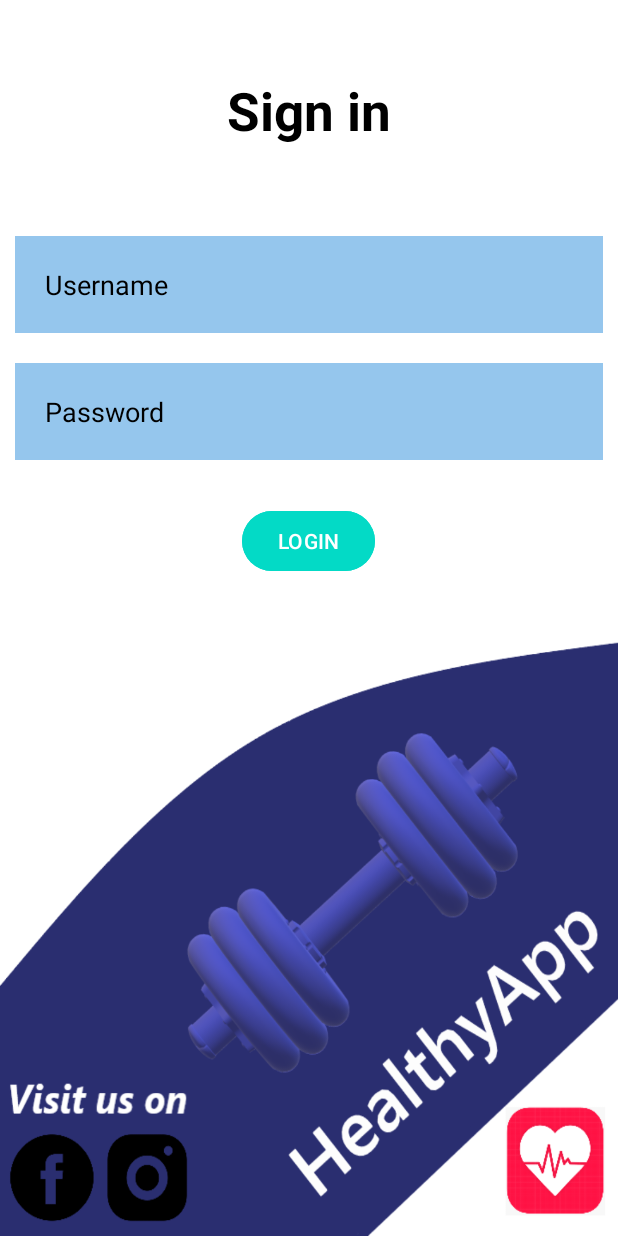
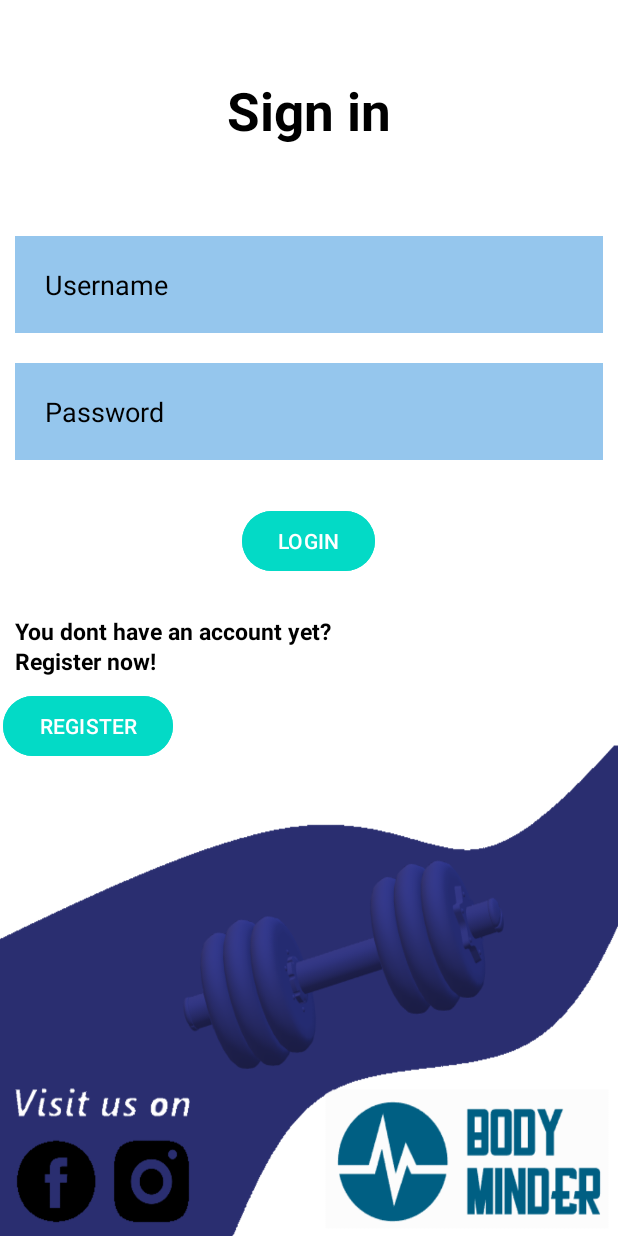
Before and after one commit to michalf1703/BodyMinderApp, an Android app: the screen it shows after launch (MainActivity), on a phone screen of 412 x 824 dp. Run offline under Robolectric (Android 15) with nearby library versions, the light colour scheme and no system bars.

Commit message:
create inital register panel

```diff
--- a/zadaniezajecia2/app/src/main/AndroidManifest.xml
+++ b/zadaniezajecia2/app/src/main/AndroidManifest.xml
@@ -12,6 +12,9 @@
         android:supportsRtl="true"
         android:theme="@style/Theme.Zadaniezajecia2"
         tools:targetApi="31">
+        <activity
+            android:name=".MainActivity4"
+            android:exported="false" />
         <activity
             android:name=".MainActivity3"
             android:exported="false" />
--- a/zadaniezajecia2/app/src/main/java/com/example/zadanie_zajecia2/MainActivity.java
+++ b/zadaniezajecia2/app/src/main/java/com/example/zadanie_zajecia2/MainActivity.java
@@ -23,6 +23,7 @@ public class MainActivity extends AppCompatActivity {
         TextView password =(TextView) findViewById(R.id.password);
 
         MaterialButton loginbtn = (MaterialButton) findViewById(R.id.loginbtn);
+        MaterialButton registerbtn = (MaterialButton) findViewById(R.id.registerbtn);
 
         //admin and admin
 
@@ -40,5 +41,13 @@ public class MainActivity extends AppCompatActivity {
                     Toast.makeText(MainActivity.this,"LOGIN FAILED !!!",Toast.LENGTH_SHORT).show();
             }
         });
-   }
-}
+
+        registerbtn.setOnClickListener(new View.OnClickListener() {
+            @Override
+            public void onClick(View v) {
+                    Intent explicitIntent = new Intent(getApplicationContext(), MainActivity4.class);
+                    startActivity(explicitIntent);
+
+        }});
+
+}}
--- a/zadaniezajecia2/app/src/main/res/layout/activity_main.xml
+++ b/zadaniezajecia2/app/src/main/res/layout/activity_main.xml
@@ -4,7 +4,7 @@
     xmlns:tools="http://schemas.android.com/tools"
     android:layout_width="match_parent"
     android:layout_height="match_parent"
-    android:background="@drawable/background"
+    android:background="@drawable/tlo1"
     tools:context=".MainActivity">
     <TextView
         android:layout_width="match_parent"
@@ -45,14 +45,56 @@
         android:inputType="textPassword"/>
 
     <com.google.android.material.button.MaterialButton
+        android:id="@+id/loginbtn"
         android:layout_width="wrap_content"
         android:layout_height="wrap_content"
-        android:id="@+id/loginbtn"
         android:layout_below="@id/password"
-        android:text="LOGIN"
+        android:layout_centerHorizontal="true"
+        android:layout_marginStart="20dp"
+        android:layout_marginTop="20dp"
+        android:layout_marginEnd="20dp"
+        android:layout_marginBottom="20dp"
         android:backgroundTint="@color/design_default_color_secondary"
-        android:layout_centerHorizontal="true"
-        android:layout_margin="20dp"
-        />
+        android:text="LOGIN" />
+
+    <TextView
+
+        android:layout_width="500dp"
+        android:layout_height="30dp"
+        android:layout_marginStart="10dp"
+        android:layout_marginTop="410dp"
+        android:gravity="left"
+        android:text="You dont have an account yet?"
+        android:textColor="@color/black"
+        android:textSize="15dp"
+        android:textStyle="bold"
+        tools:ignore="TextSizeCheck" />
+    <TextView
+        android:id="@+id/text1"
+        android:layout_width="500dp"
+        android:layout_height="30dp"
+        android:layout_marginStart="10dp"
+        android:layout_marginTop="430dp"
+        android:gravity="left"
+        android:text="Register now!"
+        android:textColor="@color/black"
+        android:textSize="15dp"
+        android:textStyle="bold"
+        tools:ignore="TextSizeCheck" />
+
+    <com.google.android.material.button.MaterialButton
+        android:id="@+id/registerbtn"
+        android:layout_width="wrap_content"
+        android:layout_height="wrap_content"
+        android:layout_below="@id/text1"
+        android:layout_marginStart="2dp"
+        android:layout_marginTop="0dp"
+        android:layout_marginEnd="20dp"
+        android:layout_marginBottom="20dp"
+
+        android:backgroundTint="@color/design_default_color_secondary"
+        android:text="REGISTER" />
+
+
 
 </RelativeLayout>
```
Also changed, not shown: zadaniezajecia2/app/src/main/java/com/example/zadanie_zajecia2/MainActivity4.java (added, +14 -0 lines), zadaniezajecia2/app/src/main/res/layout/activity_main3.xml (+83 -0 lines), zadaniezajecia2/app/src/main/res/layout/activity_main4.xml (added, +20 -0 lines), zadaniezajecia2/app/src/main/res/drawable/tlo1.png (added), zadaniezajecia2/app/src/main/res/drawable/tlo2.png (added).
